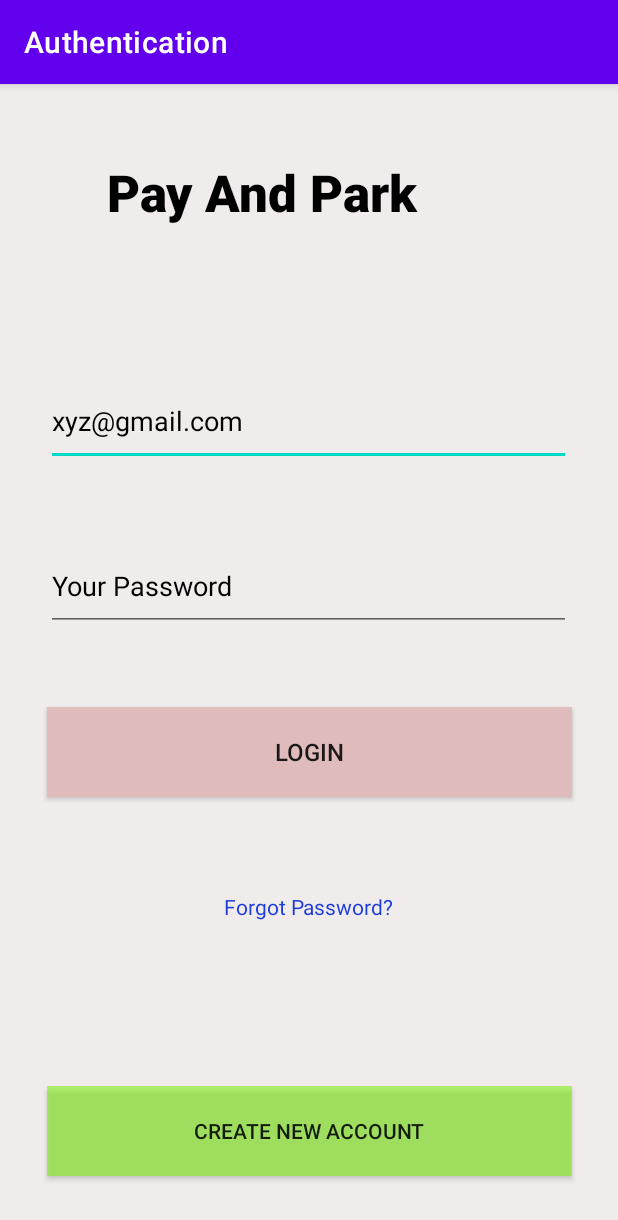
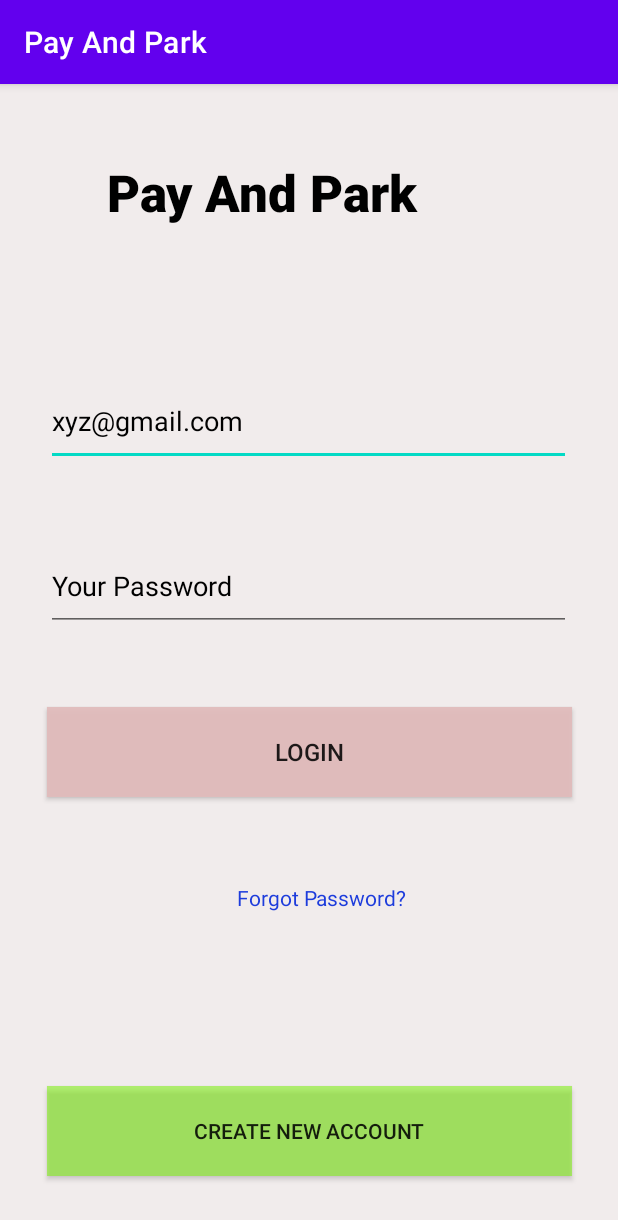
Before and after one commit to vasukotadiya7/sd12j34, an Android app: the MainActivity screen opened directly, with no data from a screen before it, on a phone screen of 412 x 824 dp. Shown: the top 1220 px of the screen. Run offline under Robolectric (Android 15) with nearby library versions, the phone set to English and light mode, and no system bars; our stand-ins replace Firebase (no records; nobody signed in at launch, a user with empty details on screens opened directly); 1 statement that could not run was skipped.

Commit message:
Authentication App

```diff
--- a/app/build.gradle
+++ b/app/build.gradle
@@ -59,6 +59,9 @@ dependencies {
     implementation 'androidx.test.ext:junit:1.1.5'
     testImplementation 'org.testng:testng:6.9.6'
     testImplementation 'junit:junit:4.12'
+    implementation 'pl.droidsonroids.gif:android-gif-drawable:1.2.22'
+
+
     androidTestImplementation 'org.testng:testng:6.9.6'
 //    implementation 'com.google.android.gms:play-services-ads-lite:21.4.0'
 }
--- a/app/src/main/AndroidManifest.xml
+++ b/app/src/main/AndroidManifest.xml
@@ -22,7 +22,7 @@
         <activity
             android:name=".SplashScreen"
             android:exported="true"
-            android:theme="@style/Theme.Authentication.NoActionBar">
+            android:theme="@style/Theme.Authentication.NoActionBar.FullScreen">
             <intent-filter>
                 <action android:name="android.intent.action.MAIN" />
 
--- a/app/src/main/java/com/example/authentication/UsersList.java
+++ b/app/src/main/java/com/example/authentication/UsersList.java
@@ -21,7 +21,7 @@ import java.util.ArrayList;
 public class UsersList extends AppCompatActivity {
     RecyclerView recyclerView;
     ArrayList<User> userArrayList;
-    Adapter adapter;
+    RecyclerView.Adapter adapter;
     FirebaseFirestore firebaseFirestore;
     ProgressDialog progressDialog;
 
--- a/app/src/main/res/layout/activity_main.xml
+++ b/app/src/main/res/layout/activity_main.xml
@@ -104,24 +104,38 @@
         android:textColor="#1D3CDC"
         app:layout_constraintBottom_toBottomOf="parent"
         app:layout_constraintEnd_toEndOf="parent"
-        app:layout_constraintHorizontal_bias="0.498"
+        app:layout_constraintHorizontal_bias="0.533"
         app:layout_constraintStart_toStartOf="parent"
         app:layout_constraintTop_toTopOf="parent"
-        app:layout_constraintVertical_bias="0.74" />
+        app:layout_constraintVertical_bias="0.732" />
+
+<!--    <ProgressBar-->
+<!--        android:id="@+id/progressBar"-->
+<!--        style="?android:attr/progressBarStyle"-->
+<!--        android:layout_width="160dp"-->
+<!--        android:layout_height="136dp"-->
+<!--        android:layout_marginStart="119dp"-->
+<!--        android:visibility="gone"-->
+<!--        app:layout_constraintBottom_toBottomOf="parent"-->
+<!--        app:layout_constraintEnd_toEndOf="parent"-->
+<!--        app:layout_constraintHorizontal_bias="1.0"-->
+<!--        app:layout_constraintTop_toTopOf="@+id/login"-->
+<!--        app:layout_constraintStart_toStartOf="parent"-->
+<!--        />-->
 
     <ProgressBar
         android:id="@+id/progressBar"
-        style="?android:attr/progressBarStyle"
-        android:layout_width="160dp"
-        android:layout_height="136dp"
-        android:layout_marginStart="119dp"
+        android:layout_width="150dp"
+        android:layout_height="141dp"
+        android:indeterminateOnly="false"
+        android:progressDrawable="@drawable/loading"
         android:visibility="gone"
 
         app:layout_constraintBottom_toBottomOf="parent"
         app:layout_constraintEnd_toEndOf="parent"
-        app:layout_constraintHorizontal_bias="1.0"
-        app:layout_constraintTop_toTopOf="@+id/login"
+        app:layout_constraintHorizontal_bias="0.551"
         app:layout_constraintStart_toStartOf="parent"
-        />
+        app:layout_constraintTop_toTopOf="parent"
+        app:layout_constraintVertical_bias="0.281" />
 
 </androidx.constraintlayout.widget.ConstraintLayout>
--- a/app/src/main/res/values/strings.xml
+++ b/app/src/main/res/values/strings.xml
@@ -1,5 +1,5 @@
 <resources>
-    <string name="app_name">Authentication</string>
+    <string name="app_name">Pay And Park</string>
     <string name="navigation_drawer_open">Open navigation drawer</string>
     <string name="navigation_drawer_close">Close navigation drawer</string>
     <string name="title_activity_help2">HELP2</string>
--- a/app/src/main/res/values/themes.xml
+++ b/app/src/main/res/values/themes.xml
@@ -19,6 +19,13 @@
         <item name="windowNoTitle">true</item>
     </style>
 
+    <style name="Theme.Authentication.NoActionBar.FullScreen" parent="@style/Theme.AppCompat.Light">
+        <item name="windowNoTitle">true</item>
+        <item name="windowActionBar">false</item>
+        <item name="android:windowFullscreen">true</item>
+        <item name="android:windowContentOverlay">@null</item>
+    </style>
+
 
     <style name="Theme.Authentication.AppBarOverlay" parent="ThemeOverlay.AppCompat.Dark.ActionBar" />
 
```
Also changed, not shown: app/src/main/java/com/example/authentication/History.java (+10 -13 lines), app/src/main/java/com/example/authentication/HomePage.java (+18 -2 lines), app/src/main/java/com/example/authentication/MainActivity.java (+16 -2 lines), app/src/main/java/com/example/authentication/SlotBooking.java (+16 -5 lines).
